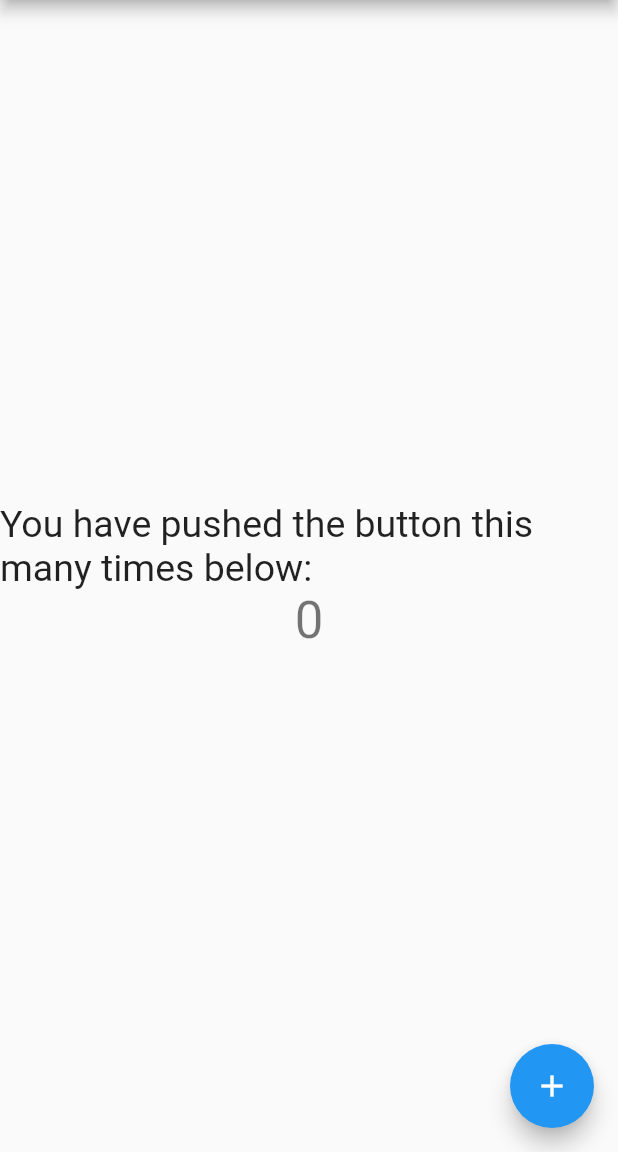
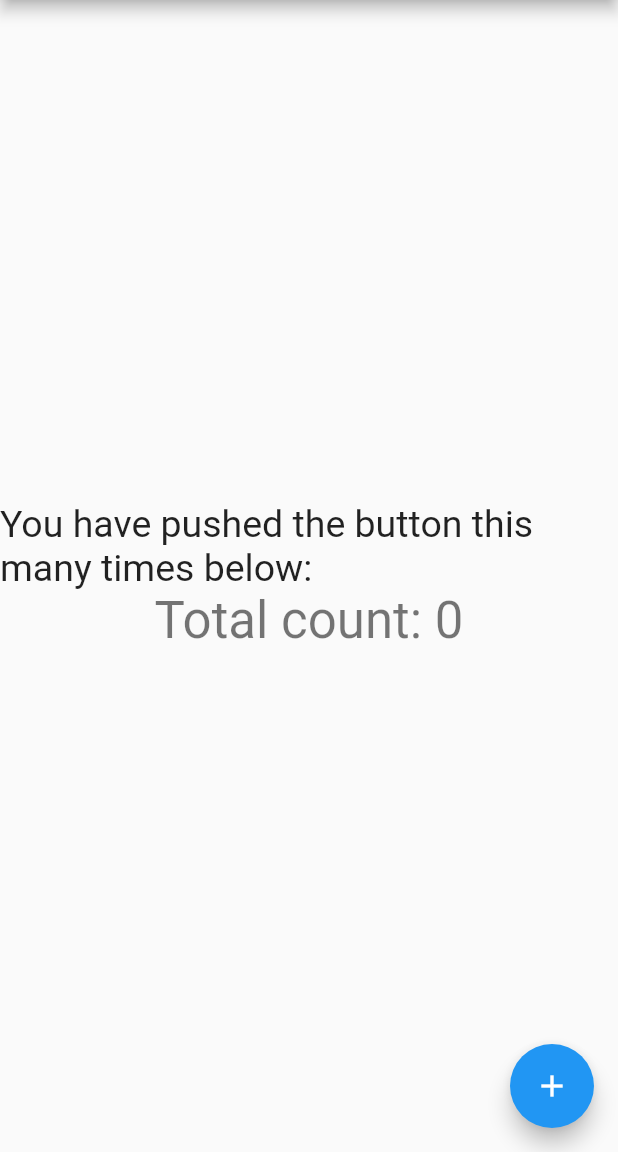
Before and after one commit to RumitPatel/flutter_example, a Flutter app: the screen it shows after launch, on a phone screen of 412 x 824 dp, the part 84-1236 px from its top. Run offline on Flutter 3.47's test engine with Material 2 defaults, Android fonts, the phone set to English and light mode, and no system bars.

Commit message:
Total count name changed.

```diff
--- a/lib/main.dart
+++ b/lib/main.dart
@@ -100,7 +100,7 @@ class _MyHomePageState extends State<MyHomePage> {
               style: TextStyle(fontSize: 25),
             ),
             Text(
-              '$_counter',
+              'Total count: $_counter',
               style: Theme.of(context).textTheme.headline4,
             ),
           ],
```
